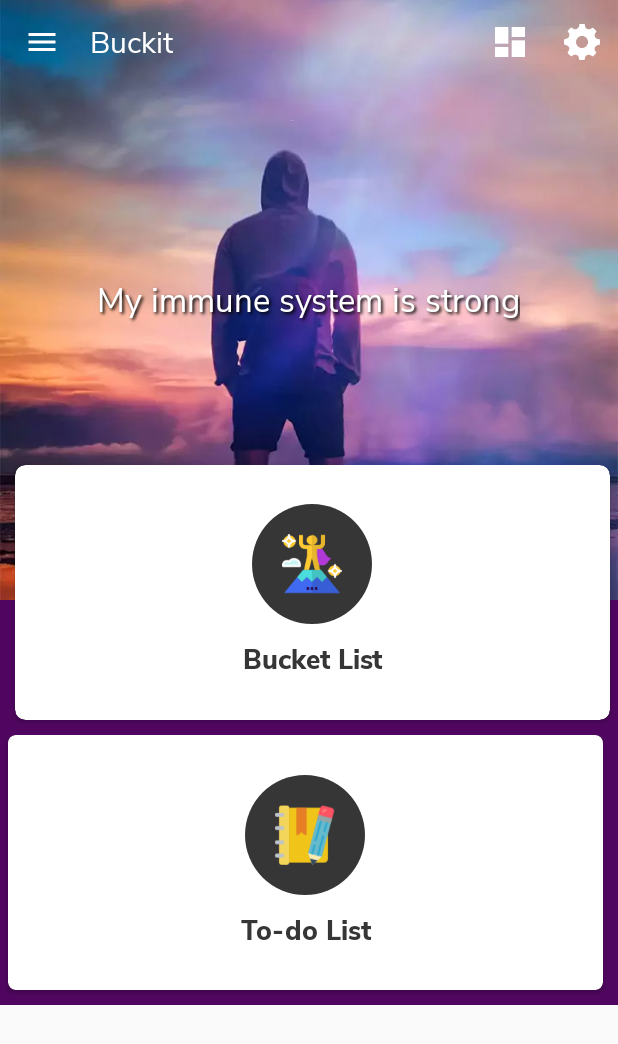
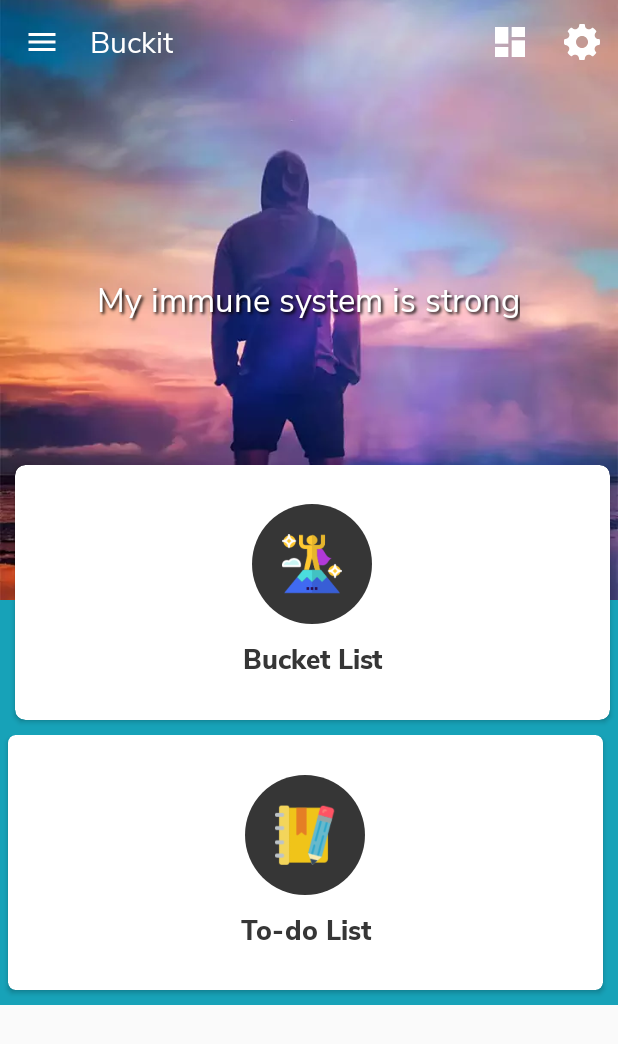
Before and after one commit to feagans/Mobile-Grp10LargeProject, an Android app: the screen it shows after launch (HomeActivity), on a phone screen of 412 x 824 dp. Shown: the top 1044 px of the screen. Run offline under Robolectric (Android 15) with nearby library versions, the phone set to English and light mode, and no system bars; our stand-ins replace AdMob, Room's generated code, data binding, sdp/ssp sizes; libraries missing offline, so code that uses them is left out: com.codemybrainsout.ratingdialog, com.google.ads.consent, com.google.ads.mediation; pictures from the network do not load; 2 statements that could not run were skipped.

Commit message:
color changes
changed to match web app

```diff
--- a/My Vision Board/app/src/main/res/layout/activity_home.xml
+++ b/My Vision Board/app/src/main/res/layout/activity_home.xml
@@ -153,8 +153,7 @@
                                         android:layout_gravity="center_horizontal"
                                         android:background="@drawable/categoryimagebg"
                                         android:padding="@dimen/_20sdp"
-                                        android:src="@drawable/home_journal"
-                                        android:contentDescription="TODO" />
+                                        android:src="@drawable/home_journal" />
 
                                     <TextView
                                         style="@style/TextViewMain"
--- a/My Vision Board/app/src/main/res/values/colors.xml
+++ b/My Vision Board/app/src/main/res/values/colors.xml
@@ -1,7 +1,7 @@
 <?xml version="1.0" encoding="utf-8"?>
 <resources>
-    <color name="colorPrimary">#5907A9</color>
-    <color name="colorPrimaryDark">#500660</color>
+    <color name="colorPrimary">#02438E</color>
+    <color name="colorPrimaryDark">#02518E</color>
     <color name="colorAccent">#76D0DE</color>
     <color name="colorBlack">#000000</color>
     <color name="colorBlackAlpha">#4d000000</color>
@@ -10,26 +10,22 @@
     <color name="actionbar">@color/colorPrimary</color>
     <color name="addMobBorder">#7f7f7f</color>
     <color name="addMobTextColor">#1a73e8</color>
-    <color name="background">#500660</color>
+    <color name="background">#17a2b8</color>
     <color name="backgroundLight">#478ab1</color>
     <color name="black">#000000</color>
     <color name="borderColor">#7f7f7f</color>
-    //f5f5f5
     <color name="browser_actions_bg_grey">#f5f5f5</color>
     <color name="browser_actions_divider_color">#1e000000</color>
     <color name="browser_actions_text_color">#de000000</color>
     <color name="browser_actions_title_color">#646464</color>
     <color name="colorRipple">@color/backgroundLight</color>
-    //ffffff
     <color name="colorWhite">#ffffff</color>
-    //efeeee
     <color name="disableColor">#efeeee</color>
     <color name="grey_200">#eeeeee</color>
     <color name="grey_400">#bdbdbd</color>
     <color name="grey_500">#9e9e9e</color>
     <color name="progress_gray">#808080</color>
     <color name="progress_green">#659b5c</color>
-    //d1d1d1
     <color name="rate_us_bg">#d1d1d1</color>
     <color name="ratingBarColor">#f9d71c</color>
     <color name="red">#c91919</color>
@@ -38,6 +34,5 @@
     <color name="textColorLight">#808080</color>
     <color name="textColorRegular">#3d3d3d</color>
     <color name="transparent">#00000000</color>
-    //ffffff
     <color name="white">#ffffff</color>
 </resources>
```
Also changed, not shown: My Vision Board/app/src/main/java/com/test/mylifegoale/activities/HomeActivity.java (+1 -3 lines).
